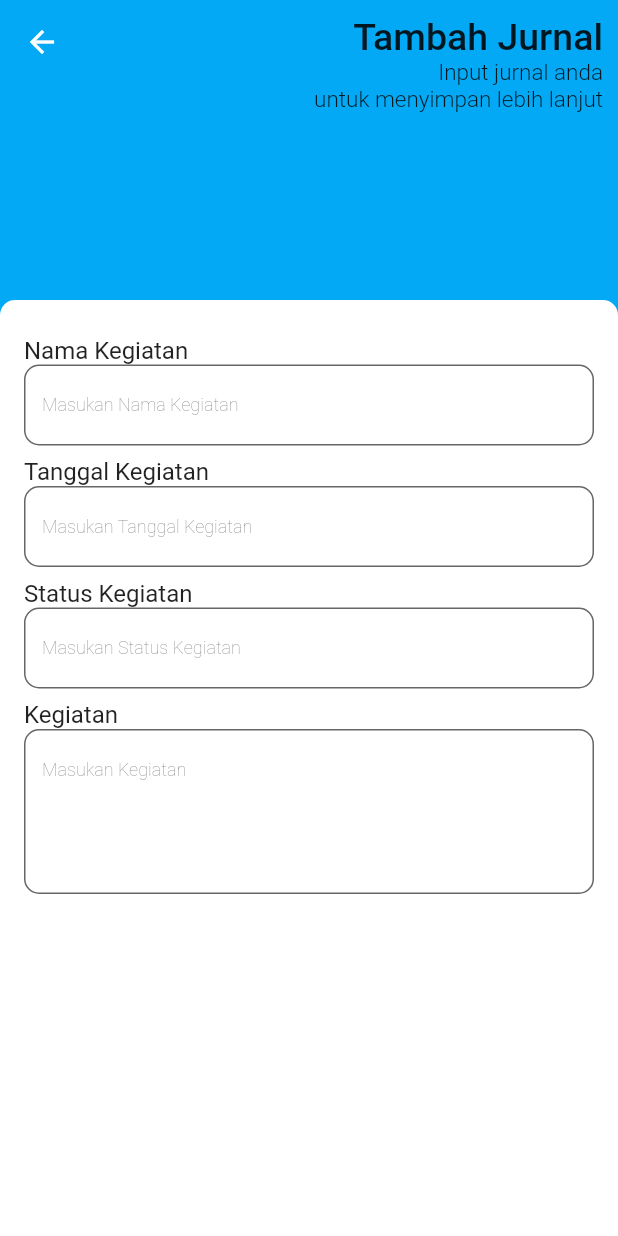
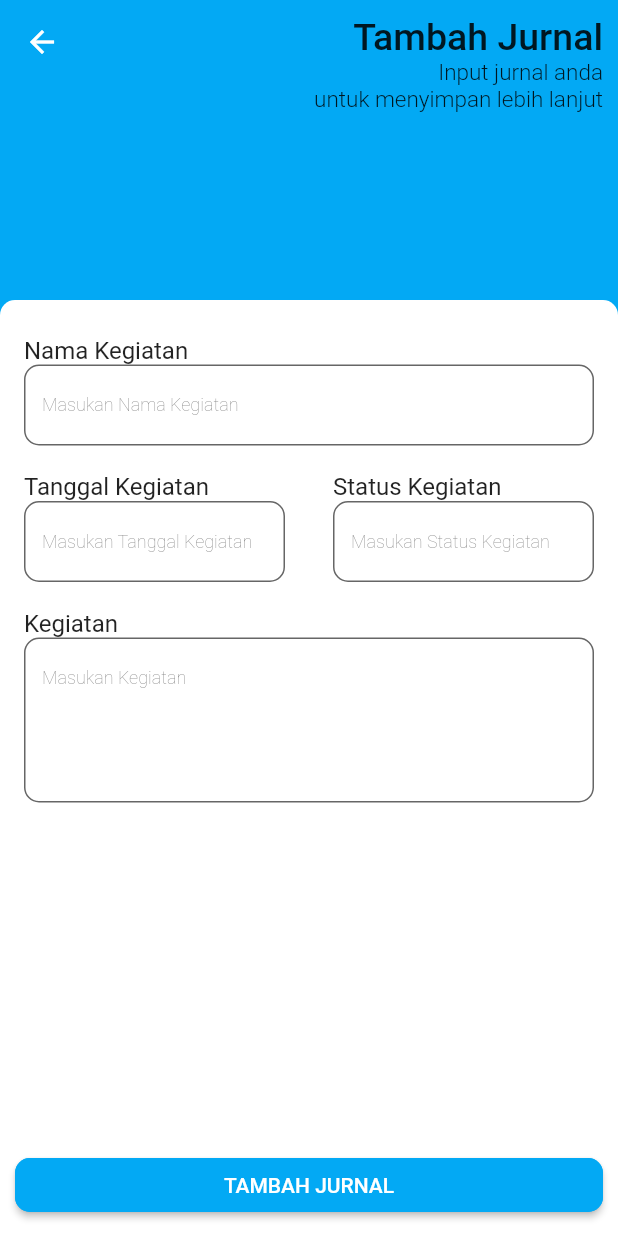
Before and after one commit to arifmalabar/jurnalist_app, a Flutter app: the MainApp screen opened directly, after a tap on the "add" icon, on a phone screen of 412 x 824 dp. Run offline on Flutter 3.47's test engine with Material 2 defaults, Android fonts, the light colour scheme and no system bars.

Commit message:
tambah jurnal & edit jurnal

```diff
--- a/lib/main.dart
+++ b/lib/main.dart
@@ -59,7 +59,7 @@ class MainAppState extends State<MainApp> {
           Navigator.push(
             context,
             MaterialPageRoute(
-              builder: (context) => TambahJurnal(),
+              builder: (context) => TambahJurnal("Tambah"),
             ),
           );
         },
--- a/lib/screen/tambah_jurnal/tambah_jurnal.dart
+++ b/lib/screen/tambah_jurnal/tambah_jurnal.dart
@@ -2,9 +2,15 @@ import 'package:flutter/material.dart';
 import 'package:jurnalist_app/component/form_component.dart';
 import 'package:jurnalist_app/component/main_appbar.dart';
 import 'package:jurnalist_app/component/tambah_jurnal/app_bar.dart';
+import 'package:jurnalist_app/main.dart';
+import 'package:jurnalist_app/screen/dashboard/dashboard.dart';
 import 'package:jurnalist_app/style/theme.dart';
 
+import '../../style/button_style.dart';
+
 class TambahJurnal extends StatefulWidget {
+  late String title;
+  TambahJurnal(this.title);
   @override
   State<StatefulWidget> createState() {
     return TambahJurnalState();
@@ -24,13 +30,24 @@ class TambahJurnalState extends State<TambahJurnal> {
     this.appbar = new MainAppBar();
     this.formComponent = new FormComponent(data);
   }
+  void tambahData() {
+    print(data);
+    Navigator.pushAndRemoveUntil(
+      context,
+      MaterialPageRoute(
+        builder: (context) => MainApp(),
+      ),
+      (route) => false,
+    );
+  }
+
   @override
   Widget build(BuildContext context) {
     return Scaffold(
       appBar: PreferredSize(
         preferredSize: Size.fromHeight(100),
         child: Container(
-          child: TambahJurlnalAppBar.getAppBar("Tambah Jurnal",
+          child: TambahJurlnalAppBar.getAppBar("${widget.title} Jurnal",
               "Input jurnal anda \n untuk menyimpan lebih lanjut"),
         ),
       ),
@@ -40,6 +57,7 @@ class TambahJurnalState extends State<TambahJurnal> {
         ],
       ),
       backgroundColor: ThemeApp.maintheme,
+      bottomNavigationBar: bottomAppBar(),
     );
   }
 
@@ -61,14 +79,49 @@ class TambahJurnalState extends State<TambahJurnal> {
           children: [
             SizedBox(height: 20),
             this.formComponent.formField("nama_kegiatan", "Nama Kegiatan"),
-            this
-                .formComponent
-                .formField("tanggal_kegiatan", "Tanggal Kegiatan"),
-            this.formComponent.formField("status", "Status Kegiatan"),
+            SizedBox(height: 10),
+            _verticalField(),
+            SizedBox(height: 10),
             this.formComponent.areaTextField("kegiatan", "Kegiatan", 5)
           ],
         ),
       ),
     );
   }
+
+  Widget _verticalField() {
+    return SizedBox(
+      child: Row(
+        mainAxisAlignment: MainAxisAlignment.spaceBetween,
+        children: [
+          Expanded(
+            child: this
+                .formComponent
+                .formField("tanggal_kegiatan", "Tanggal Kegiatan"),
+          ),
+          Expanded(
+            child: this.formComponent.formField("status", "Status Kegiatan"),
+          ),
+        ],
+      ),
+    );
+  }
+
+  BottomAppBar bottomAppBar() {
+    return BottomAppBar(
+      elevation: 0,
+      child: Container(
+        color: ThemeApp.white,
+        margin: EdgeInsets.all(10),
+        child: ElevatedButton(
+          onPressed: () {
+            tambahData();
+          },
+          child: Text("TAMBAH JURNAL"),
+          style: ButtonStyles.buttonStyleData(
+              ThemeApp.maintheme, Colors.white, ThemeApp.maintheme),
+        ),
+      ),
+    );
+  }
 }
```
Also changed, not shown: lib/component/dashboard/today_agend.dart (+11 -0 lines), lib/screen/edit_jurnal/edit_jurnal.dart (added, +48 -0 lines).
